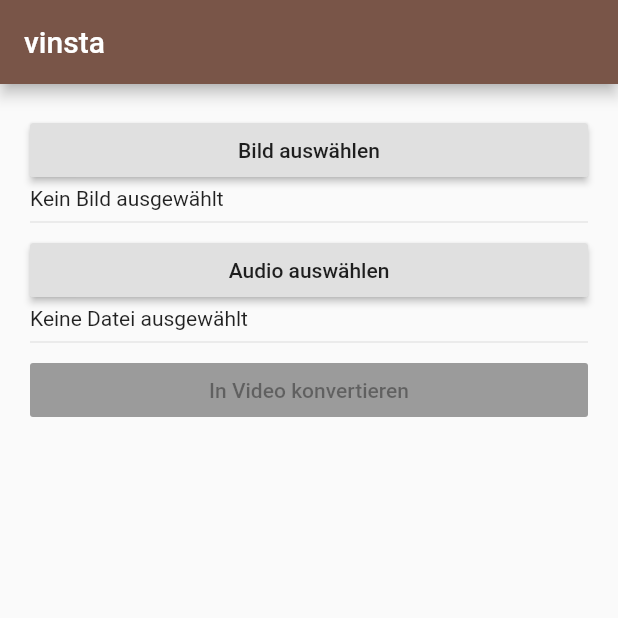
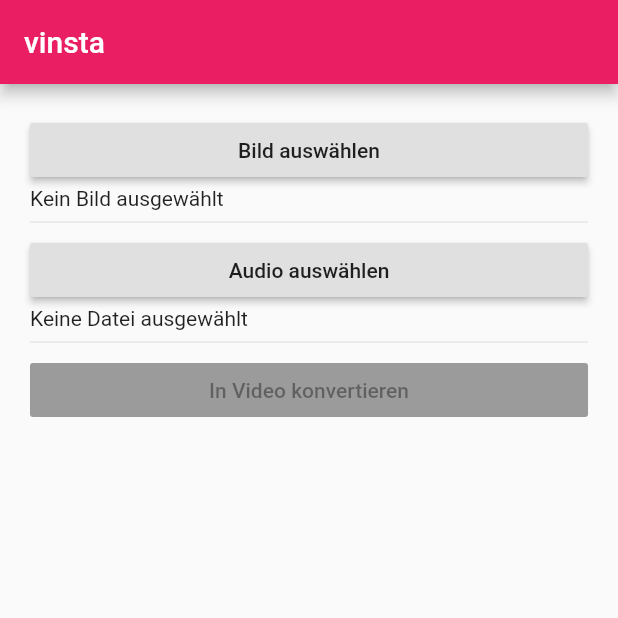
Before and after one commit to doodlezucc/SnippetFeed, a Flutter app: the screen it shows after launch, on a phone screen of 412 x 824 dp, the top half of it. Run offline on Flutter 3.47's test engine with Material 2 defaults, Android fonts, the phone set to English and light mode, and no system bars; our stand-ins replace file_picker, transparent_image; missing offline and left inert: esys_flutter_share, flutter_ffmpeg, flutter_sound.

Commit message:
added an icon

```diff
--- a/lib/main.dart
+++ b/lib/main.dart
@@ -20,7 +20,7 @@ class MyApp extends StatelessWidget {
     return MaterialApp(
       title: "vinsta",
       theme: ThemeData(
-        primarySwatch: Colors.brown,
+        primarySwatch: Colors.pink,
       ),
       home: MyHomePage(),
     );
--- a/pubspec.yaml
+++ b/pubspec.yaml
@@ -34,7 +34,12 @@ dependencies:
 dev_dependencies:
   flutter_test:
     sdk: flutter
+  flutter_launcher_icons: ^0.7.3
 
+flutter_icons:
+  android: "launcher_icon"
+  ios: true
+  image_path: "assets/icon/lesscolors.png"
 
 # For information on the generic Dart part of this file, see the
 # following page: https://dart.dev/tools/pub/pubspec
```
Also changed, not shown: assets/icon/icon.png (added), assets/icon/lesscolors.png (added), pubspec.lock, 21 other files.
